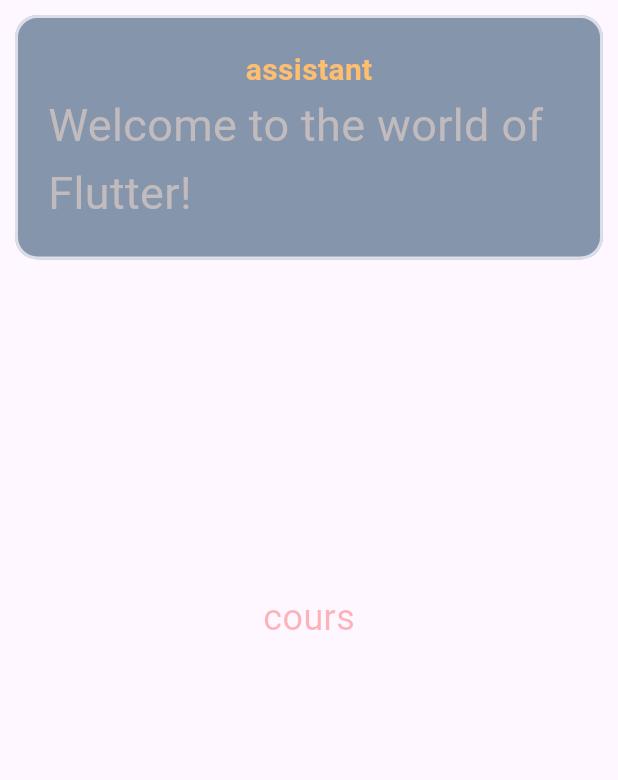
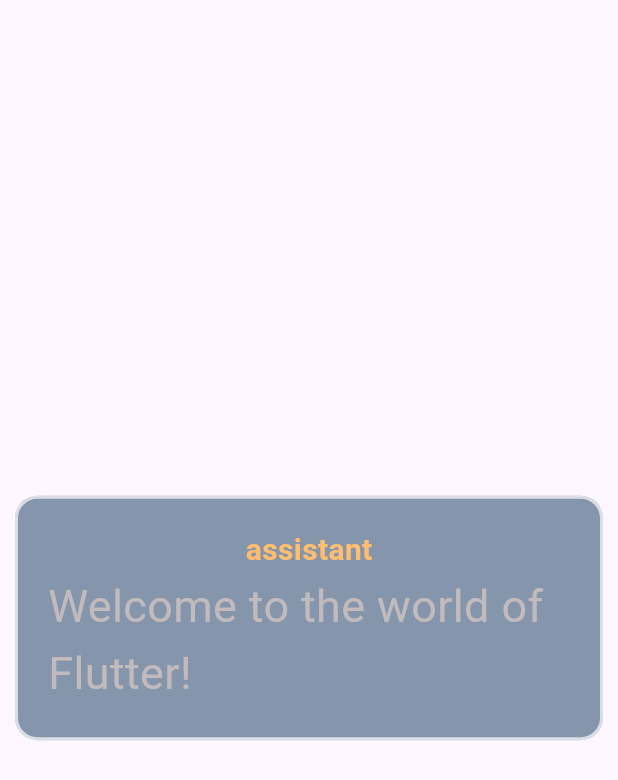
Before and after one commit to EvolOsEIP/mobileApp, a Flutter app: the screen it shows after launch, on a phone screen of 412 x 824 dp. Shown: the top 780 px of the screen. Run offline on Flutter 3.47's test engine with Material 3 defaults, Android fonts, the phone set to English and light mode, and no system bars.

Commit message:
[UPDATE] narrator box is now blinking but needs to add q timer when user is innavtive

```diff
--- a/mobile_app/lib/pages/course_page.dart
+++ b/mobile_app/lib/pages/course_page.dart
@@ -50,6 +50,7 @@
         });
       } else {
         timer.cancel();
+
         setState(() {
           isTyping = false;
         });
@@ -93,17 +94,8 @@
         onTap: _onTap,
         child: Stack(
           children: [
-            Center(
-              child: Text(
-                "cours",
-                style: TextStyle(
-                  color: const Color.fromARGB(77, 247, 17, 17),
-                  fontSize: 24,
-                ),
-              ),
-            ),
             Align(
-              alignment: Alignment.topCenter,
+              alignment: Alignment.center,
               child: AnimatedOpacity(
                 opacity: isBlinking ? 0.5 : 1.0,
                 duration: const Duration(milliseconds: 500),
```
